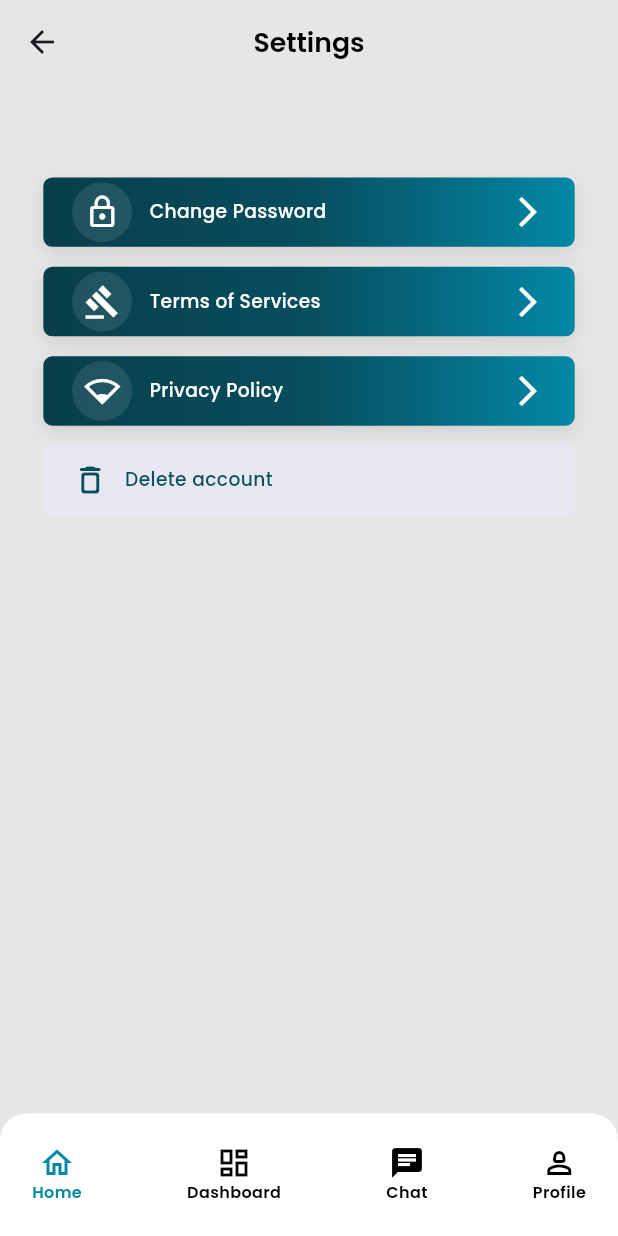
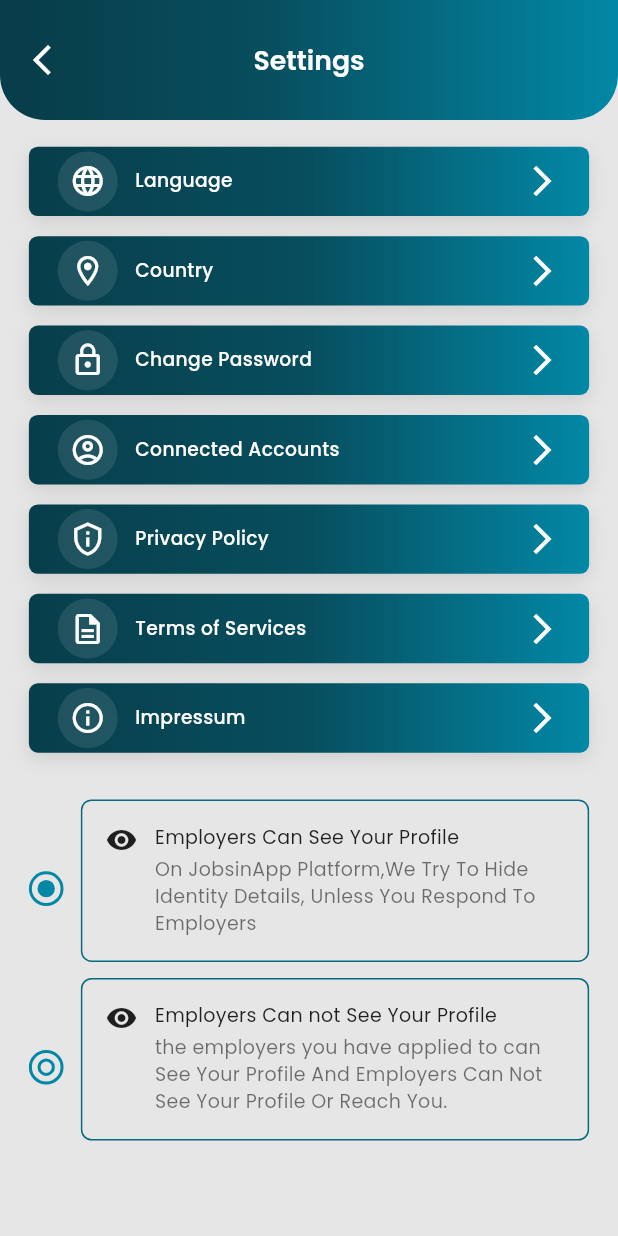
Before and after one commit to mehdisparktech/zasulehry_job_seeker, a Flutter app: the ProfileScreen screen opened by its route, after a tap on "Settings", on a phone screen of 412 x 824 dp. Run offline on Flutter 3.47's test engine with Material 3 defaults, Android fonts, the phone set to English and light mode, and no system bars; our stand-ins replace cached_network_image, dio, flutter_dotenv, flutter_html, flutter_local_notifications, flutter_screenutil and 11 more; accounts and stored records are empty; network calls fail.

Commit message:
feat(settings): add profile visibility options and update settings screen
- Add new strings for profile visibility settings
- Create ProfileVisibilityOption widget for toggleable options
- Restructure settings screen with new items and improved layout
- Update profile screen with better avatar positioning

```diff
--- a/lib/core/constants/app_string.dart
+++ b/lib/core/constants/app_string.dart
@@ -79,6 +79,13 @@ class AppString {
   static const String getStarted = "Get Started";
   static const String forgotPasswordSubtitle = "enter your email address";
   static const String language = "Language";
+  static const String country = "Country";
+  static const String connectedAccounts = "Connected Accounts";
+  static const String impressum = "Impressum";
+  static const String employersCanSeeYourProfile = "Employers Can See Your Profile";
+  static const String employersCannotSeeYourProfile = "Employers Can not See Your Profile";
+  static const String onJobsinAppPlatformWeTryToHideIdentityDetails = "On JobsinApp Platform,We Try To Hide Identity Details, Unless You Respond To Employers";
+  static const String theEmployersYouHaveAppliedToCanSeeYourProfile = "the employers you have applied to can See Your Profile And Employers Can Not See Your Profile Or Reach You.";
   static const String dashboard = "Dashboard";
   static const String myAppliedJobs = "My Applied Jobs";
   static const String approvedJobs = "Approved Jobs";
--- a/lib/features/jobseeker/profile/presentation/screen/profile_screen.dart
+++ b/lib/features/jobseeker/profile/presentation/screen/profile_screen.dart
@@ -23,7 +23,9 @@ class ProfileScreen extends StatelessWidget {
       body: GetBuilder<ProfileController>(
         builder: (controller) {
           return SingleChildScrollView(
-            child: Column(
+            child: Stack(
+              children: [
+                Column(
                   children: [
                     // Header Section with gradient and rounded bottom corners
                     Container(
@@ -56,68 +58,22 @@ class ProfileScreen extends StatelessWidget {
                               fontSize: 20,
                               color: Colors.white,
                             ),
-                        SizedBox(height: 12.h),
-                        // Avatar with settings button
-                        Center(
-                          child: Stack(
-                            clipBehavior: Clip.none,
-                            children: [
-                              CircleAvatar(
-                                radius: 52.r,
-                                backgroundColor: Colors.white.withOpacity(0.15),
-                                child: const ClipOval(
-                                  child: CommonImage(
-                                    imageSrc: AppImages.profile,
-                                    size: 100,
-                                    defaultImage: AppImages.profile,
-                                  ),
-                                ),
-                              ),
-                              Positioned(
-                                right: -6,
-                                top: -6,
-                                child: GestureDetector(
-                                  onTap: () => Get.toNamed(AppRoutes.setting),
-                                  child: Container(
-                                    width: 32,
-                                    height: 32,
-                                    decoration: BoxDecoration(
-                                      color: Colors.white,
-                                      shape: BoxShape.circle,
-                                      boxShadow: [
-                                        BoxShadow(
-                                          color: Colors.black.withOpacity(0.1),
-                                          blurRadius: 6,
-                                          offset: const Offset(0, 3),
-                                        ),
-                                      ],
-                                    ),
-                                    child: const Icon(
-                                      Icons.settings,
-                                      size: 18,
-                                      color: AppColors.primaryColor,
-                                    ),
-                                  ),
-                                ),
-                              ),
-                            ],
-                          ),
-                        ),
+                            SizedBox(height: 64.h), // Space for avatar
                           ],
                         ),
                       ),
                     ),
 
-                // Name text
+                    // Name text with extra top padding to accommodate avatar
                     Padding(
-                  padding: EdgeInsets.only(top: 12.h, bottom: 16.h),
+                      padding: EdgeInsets.only(top: 64.h, bottom: 16.h),
                       child: CommonText(
                         text: (LocalStorage.myName.isNotEmpty
                             ? LocalStorage.myName
                             : "Example Name"),
                         fontSize: 18,
-                    fontWeight: FontWeight.w700,
-                    color: AppColors.primaryColor,
+                        fontWeight: FontWeight.w500,
+                        color: AppColors.blue500,
                       ),
                     ),
 
@@ -185,6 +141,28 @@ class ProfileScreen extends StatelessWidget {
                     SizedBox(height: 24.h),
                   ],
                 ),
+
+                // Positioned CircleAvatar to overlap header container
+                Positioned(
+                  top: 140.h, // Adjust this value to position avatar correctly
+                  left: 0,
+                  right: 0,
+                  child: Center(
+                    child: CircleAvatar(
+                      radius: 52.r,
+                      child: const ClipOval(
+                        child: CommonImage(
+                          imageSrc: AppImages.profile,
+                          size: 125,
+                          defaultImage: AppImages.profile,
+                          fill: BoxFit.cover,
+                        ),
+                      ),
+                    ),
+                  ),
+                ),
+              ],
+            ),
           );
         },
       ),
--- a/lib/features/jobseeker/setting/presentation/screen/setting_screen.dart
+++ b/lib/features/jobseeker/setting/presentation/screen/setting_screen.dart
@@ -1,15 +1,12 @@
 import 'package:flutter/material.dart';
+import 'package:zasulehry_job_seeker/core/component/appbar/common_app_bar.dart';
 import '../../../../../core/config/route/app_routes.dart';
-import '../../../../../core/utils/extensions/extension.dart';
 import 'package:flutter_screenutil/flutter_screenutil.dart';
 import 'package:get/get.dart';
-import '../../../../../core/component/bottom_nav_bar/common_bottom_bar.dart';
-import '../../../../../core/component/pop_up/common_pop_menu.dart';
-import '../../../../../core/component/text/common_text.dart';
 import '../controller/setting_controller.dart';
-import '../../../../../core/constants/app_colors.dart';
 import '../../../../../core/constants/app_string.dart';
 import '../widgets/setting_item.dart';
+import '../widgets/profile_visibility_option.dart';
 
 class SettingScreen extends StatelessWidget {
   const SettingScreen({super.key});
@@ -18,25 +15,39 @@ class SettingScreen extends StatelessWidget {
   Widget build(BuildContext context) {
     return Scaffold(
       /// App Bar Section starts here
-      appBar: AppBar(
-        centerTitle: true,
-        title: const CommonText(
-          text: AppString.settings,
-          fontSize: 20,
-          fontWeight: FontWeight.w600,
-        ),
-      ),
+      appBar: CommonAppBar(title: AppString.settings),
 
       /// Body Section starts here
       body: GetBuilder<SettingController>(
         builder: (controller) {
-          return Padding(
-            padding: EdgeInsets.symmetric(horizontal: 30.w),
+          return SingleChildScrollView(
+            child: Padding(
+              padding: EdgeInsets.symmetric(horizontal: 20.w, vertical: 20.h),
               child: Column(
                 children: [
-                70.height,
+                  /// Language Item
+                  InkWell(
+                    onTap: () {
+                      // Add language selection functionality
+                    },
+                    child: const SettingItem(
+                      title: AppString.language,
+                      iconDate: Icons.language,
+                    ),
+                  ),
 
-                /// Change password Item here
+                  /// Country Item
+                  InkWell(
+                    onTap: () {
+                      // Add country selection functionality
+                    },
+                    child: const SettingItem(
+                      title: AppString.country,
+                      iconDate: Icons.location_on_outlined,
+                    ),
+                  ),
+
+                  /// Change Password Item
                   InkWell(
                     onTap: () => Get.toNamed(AppRoutes.changePassword),
                     child: const SettingItem(
@@ -45,61 +56,74 @@ class SettingScreen extends StatelessWidget {
                     ),
                   ),
 
-                /// Terms of Service Item here
+                  /// Connected Accounts Item
+                  InkWell(
+                    onTap: () {
+                      // Add connected accounts functionality
+                    },
+                    child: const SettingItem(
+                      title: AppString.connectedAccounts,
+                      iconDate: Icons.account_circle_outlined,
+                    ),
+                  ),
+
+                  /// Privacy Policy Item
+                  InkWell(
+                    onTap: () => Get.toNamed(AppRoutes.privacyPolicy),
+                    child: const SettingItem(
+                      title: AppString.privacyPolicy,
+                      iconDate: Icons.privacy_tip_outlined,
+                    ),
+                  ),
+
+                  /// Terms & Condition Item
                   InkWell(
                     onTap: () => Get.toNamed(AppRoutes.termsOfServices),
                     child: const SettingItem(
                       title: AppString.termsOfServices,
-                    iconDate: Icons.gavel,
+                      iconDate: Icons.description_outlined,
                     ),
                   ),
 
-                /// Privacy Policy Item here
+                  /// Impressum Item
                   InkWell(
-                  onTap: () => Get.toNamed(AppRoutes.privacyPolicy),
+                    onTap: () {
+                      // Add impressum functionality
+                    },
                     child: const SettingItem(
-                    title: AppString.privacyPolicy,
-                    iconDate: Icons.network_wifi_1_bar,
+                      title: AppString.impressum,
+                      iconDate: Icons.info_outline,
                     ),
                   ),
 
-                /// Delete Account Item here
-                InkWell(
-                  onTap: () => deletePopUp(
-                    controller: controller.passwordController,
-                    onTap: controller.deleteAccountRepo,
-                    isLoading: controller.isLoading,
+                  SizedBox(height: 20.h),
+
+                  /// Profile Visibility Section
+                  ProfileVisibilityOption(
+                    title: AppString.employersCanSeeYourProfile,
+                    description:
+                        AppString.onJobsinAppPlatformWeTryToHideIdentityDetails,
+                    isSelected: true,
+                    onTap: () {
+                      // Handle profile visibility selection
+                    },
                   ),
-                  child: Container(
-                    height: 52.h,
-                    padding: EdgeInsets.symmetric(horizontal: 20.w),
-                    decoration: BoxDecoration(
-                      color: AppColors.blueLight,
-                      borderRadius: BorderRadius.circular(4.r),
-                    ),
-                    child: Row(
-                      children: [
-                        const Icon(
-                          Icons.delete_outline_rounded,
-                          color: AppColors.secondary,
-                        ),
-                        CommonText(
-                          text: AppString.deleteAccount,
-                          color: AppColors.secondary,
-                          left: 12.w,
+
+                  ProfileVisibilityOption(
+                    title: AppString.employersCannotSeeYourProfile,
+                    description:
+                        AppString.theEmployersYouHaveAppliedToCanSeeYourProfile,
+                    isSelected: false,
+                    onTap: () {
+                      // Handle profile visibility selection
+                    },
                   ),
                 ],
               ),
             ),
-                ),
-              ],
-            ),
           );
         },
       ),
-
-      /// Bottom Navigation Bar Section starts here
-      bottomNavigationBar: const CommonBottomNavBar(currentIndex: 0),
     );
   }
 }
--- /dev/null
+++ b/lib/features/jobseeker/setting/presentation/widgets/profile_visibility_option.dart
@@ -0,0 +1,105 @@
+import 'package:flutter/material.dart';
+import 'package:flutter_screenutil/flutter_screenutil.dart';
+import '../../../../../core/component/text/common_text.dart';
+import '../../../../../core/constants/app_colors.dart';
+
+class ProfileVisibilityOption extends StatelessWidget {
+  const ProfileVisibilityOption({
+    super.key,
+    required this.title,
+    required this.description,
+    required this.isSelected,
+    this.onTap,
+  });
+
+  final String title;
+  final String description;
+  final bool isSelected;
+  final VoidCallback? onTap;
+
+  @override
+  Widget build(BuildContext context) {
+    return GestureDetector(
+      onTap: onTap,
+      child: Row(
+        children: [
+          Container(
+            width: 24.w,
+            height: 24.w,
+            decoration: BoxDecoration(
+              shape: BoxShape.circle,
+              border: Border.all(color: AppColors.primaryColor, width: 2),
+              color: AppColors.transparent,
+            ),
+            child: isSelected
+                ? Center(
+                    child: Container(
+                      width: 12.w,
+                      height: 12.w,
+                      decoration: BoxDecoration(
+                        shape: BoxShape.circle,
+                        color: AppColors.primaryColor,
+                      ),
+                    ),
+                  )
+                : Center(
+                    child: Container(
+                      width: 12.w,
+                      height: 12.w,
+                      decoration: BoxDecoration(
+                        shape: BoxShape.circle,
+                        color: AppColors.transparent,
+                        border: Border.all(
+                          color: AppColors.primaryColor,
+                          width: 2,
+                        ),
+                      ),
+                    ),
+                  ),
+          ),
+          SizedBox(width: 12.w),
+          Expanded(
+            child: Container(
+              padding: EdgeInsets.all(16.w),
+              margin: EdgeInsets.only(bottom: 12.h),
+              decoration: BoxDecoration(
+                borderRadius: BorderRadius.circular(8.r),
+                border: Border.all(color: AppColors.blue500, width: 1),
+              ),
+              child: Row(
+                crossAxisAlignment: CrossAxisAlignment.start,
+                children: [
+                  Icon(Icons.visibility, color: Colors.black87, size: 24.sp),
+                  SizedBox(width: 12.w),
+                  Expanded(
+                    child: Column(
+                      crossAxisAlignment: CrossAxisAlignment.start,
+                      children: [
+                        CommonText(
+                          text: title,
+                          fontSize: 16.sp,
+                          fontWeight: FontWeight.w400,
+                          color: Colors.black87,
+                          textAlign: TextAlign.left,
+                        ),
+                        SizedBox(height: 4.h),
+                        CommonText(
+                          text: description,
+                          fontSize: 16.sp,
+                          fontWeight: FontWeight.w400,
+                          color: Colors.black54,
+                          textAlign: TextAlign.left,
+                          maxLines: 3,
+                        ),
+                      ],
+                    ),
+                  ),
+                ],
+              ),
+            ),
+          ),
+        ],
+      ),
+    );
+  }
+}
```
Also changed, not shown: assets/images/profile.png, assets/images/profile2.png (added). Lines whose indentation alone changed are shown as unchanged.
